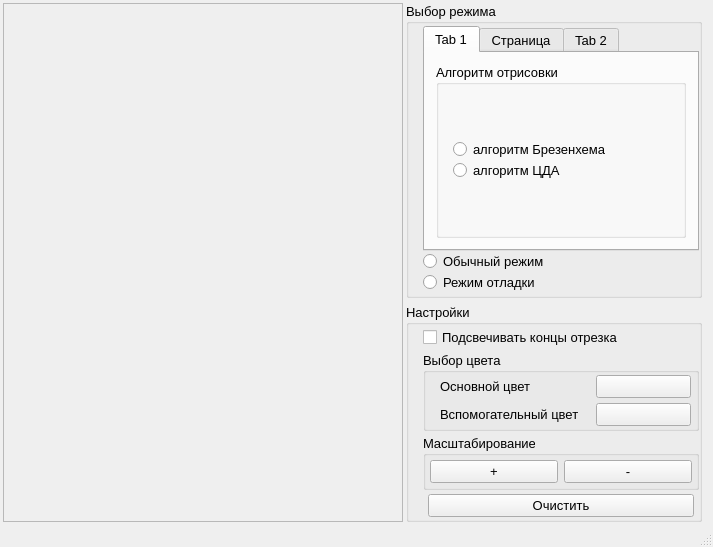
This is mainwindow.ui in asvitenkov/GIIS as Qt 5 draws it before an edit. The edited form follows.
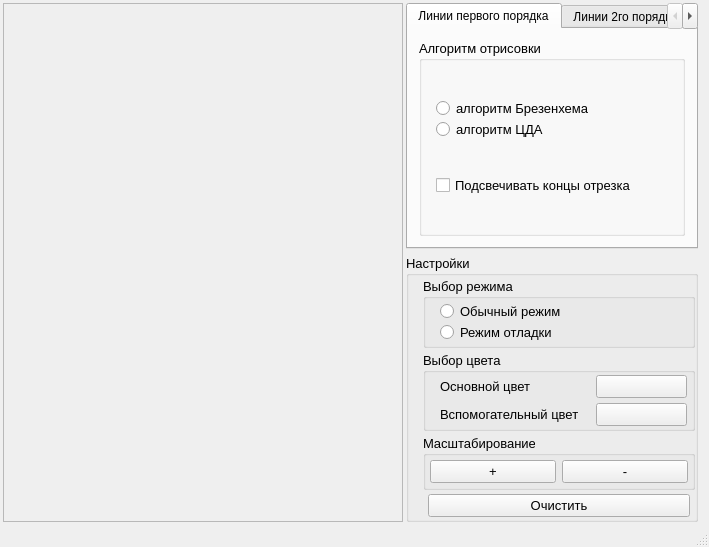
This is the edited form.

Patch:
```diff
--- a/mainwindow.ui
+++ b/mainwindow.ui
@@ -6,7 +6,7 @@
    <rect>
     <x>0</x>
     <y>0</y>
-    <width>691</width>
+    <width>709</width>
     <height>547</height>
    </rect>
   </property>
@@ -73,47 +73,19 @@
        <enum>QLayout::SetMinimumSize</enum>
       </property>
       <item>
-       <widget class="QGroupBox" name="boxSelectMode">
+       <widget class="QTabWidget" name="tabAlgorithms">
         <property name="maximumSize">
          <size>
           <width>320</width>
           <height>16777215</height>
          </size>
         </property>
-        <property name="font">
-         <font>
-          <pointsize>10</pointsize>
-         </font>
-        </property>
-        <property name="title">
-         <string>Выбор режима</string>
-        </property>
-        <layout class="QGridLayout" name="gridLayout_7">
-         <property name="leftMargin">
-          <number>14</number>
-         </property>
-         <property name="topMargin">
-          <number>2</number>
-         </property>
-         <property name="rightMargin">
-          <number>0</number>
-         </property>
-         <property name="bottomMargin">
-          <number>2</number>
-         </property>
-         <item row="0" column="0">
-          <layout class="QVBoxLayout" name="verticalLayout_2">
-           <property name="spacing">
-            <number>0</number>
-           </property>
-           <item>
-            <widget class="QTabWidget" name="tabWidget">
              <property name="currentIndex">
               <number>0</number>
              </property>
-             <widget class="QWidget" name="tab">
+        <widget class="QWidget" name="algorithmLinesTab">
               <attribute name="title">
-               <string>Tab 1</string>
+          <string>Линии первого порядка</string>
               </attribute>
               <layout class="QGridLayout" name="gridLayout_8">
                <item row="0" column="0">
@@ -185,6 +157,13 @@
                     </item>
                    </layout>
                   </item>
+             <item row="1" column="0">
+              <widget class="QCheckBox" name="checkBoxHightlightEndPoints">
+               <property name="text">
+                <string>Подсвечивать концы отрезка</string>
+               </property>
+              </widget>
+             </item>
                  </layout>
                 </widget>
                </item>
@@ -192,7 +171,7 @@
              </widget>
              <widget class="QWidget" name="tab_3">
               <attribute name="title">
-               <string>Страница</string>
+          <string>Линии 2го порядка</string>
               </attribute>
              </widget>
              <widget class="QWidget" name="tab_2">
@@ -203,25 +182,6 @@
             </widget>
            </item>
            <item>
-            <widget class="QRadioButton" name="radioBtnDefaultMode">
-             <property name="text">
-              <string>Обычный режим</string>
-             </property>
-            </widget>
-           </item>
-           <item>
-            <widget class="QRadioButton" name="radioBtnDebugMode">
-             <property name="text">
-              <string>Режим отладки</string>
-             </property>
-            </widget>
-           </item>
-          </layout>
-         </item>
-        </layout>
-       </widget>
-      </item>
-      <item>
        <widget class="QGroupBox" name="boxSettings">
         <property name="maximumSize">
          <size>
@@ -256,7 +216,7 @@
          <property name="verticalSpacing">
           <number>4</number>
          </property>
-         <item row="3" column="0">
+         <item row="5" column="0">
           <layout class="QVBoxLayout" name="layoutBtnClear">
            <property name="leftMargin">
             <number>5</number>
@@ -278,7 +238,7 @@
            </item>
           </layout>
          </item>
-         <item row="2" column="0">
+         <item row="4" column="0">
           <widget class="QGroupBox" name="boxZoom">
            <property name="minimumSize">
             <size>
@@ -338,7 +298,7 @@
            </layout>
           </widget>
          </item>
-         <item row="1" column="0">
+         <item row="2" column="0">
           <widget class="QGroupBox" name="boxSelectColor">
            <property name="font">
             <font>
@@ -438,11 +398,57 @@
            </layout>
           </widget>
          </item>
+         <item row="1" column="0">
+          <widget class="QGroupBox" name="boxSelectMode">
+           <property name="maximumSize">
+            <size>
+             <width>320</width>
+             <height>16777215</height>
+            </size>
+           </property>
+           <property name="font">
+            <font>
+             <pointsize>10</pointsize>
+            </font>
+           </property>
+           <property name="title">
+            <string>Выбор режима</string>
+           </property>
+           <layout class="QGridLayout" name="gridLayout_7">
+            <property name="leftMargin">
+             <number>14</number>
+            </property>
+            <property name="topMargin">
+             <number>2</number>
+            </property>
+            <property name="rightMargin">
+             <number>0</number>
+            </property>
+            <property name="bottomMargin">
+             <number>2</number>
+            </property>
          <item row="0" column="0">
-          <widget class="QCheckBox" name="checkBoxHightlightEndPoints">
+             <layout class="QVBoxLayout" name="verticalLayout_2">
+              <property name="spacing">
+               <number>0</number>
+              </property>
+              <item>
+               <widget class="QRadioButton" name="radioBtnDefaultMode">
            <property name="text">
-            <string>Подсвечивать концы отрезка</string>
-           </property>
+                 <string>Обычный режим</string>
+                </property>
+               </widget>
+              </item>
+              <item>
+               <widget class="QRadioButton" name="radioBtnDebugMode">
+                <property name="text">
+                 <string>Режим отладки</string>
+                </property>
+               </widget>
+              </item>
+             </layout>
+            </item>
+           </layout>
           </widget>
          </item>
         </layout>
```
Left out of the diff: 2 changed lines with no effect on the pictures. Lines whose indentation alone changed are shown as unchanged.
